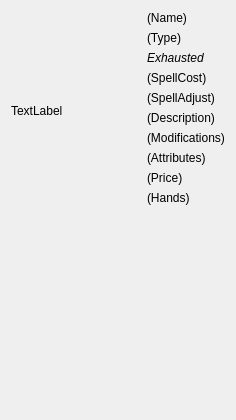
Before: the Qt Designer form arkhorclient/gui/gameobjectwidget.ui in kingnak/arkhor, drawn with Qt 5.
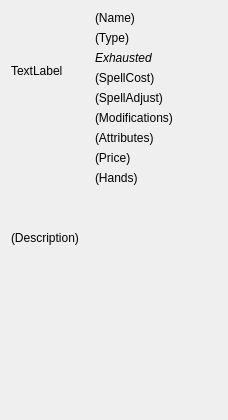
After: the same form once the commit is applied.

Commit message: Better layout for object info widget

```diff
--- a/arkhorclient/gui/gameobjectwidget.ui
+++ b/arkhorclient/gui/gameobjectwidget.ui
@@ -13,21 +13,23 @@
   <property name="windowTitle">
    <string>Form</string>
   </property>
-  <layout class="QHBoxLayout" name="horizontalLayout" stretch="0,1">
+  <layout class="QVBoxLayout" name="verticalLayout_3" stretch="0,0,1">
+   <item>
+    <layout class="QHBoxLayout" name="horizontalLayout">
    <item>
     <layout class="QVBoxLayout" name="verticalLayout_2">
      <item>
       <widget class="QLabel" name="lblImage">
        <property name="minimumSize">
         <size>
-         <width>130</width>
-         <height>200</height>
+           <width>78</width>
+           <height>120</height>
         </size>
        </property>
        <property name="maximumSize">
         <size>
-         <width>130</width>
-         <height>200</height>
+           <width>78</width>
+           <height>120</height>
         </size>
        </property>
        <property name="text">
@@ -39,7 +41,7 @@
       </widget>
      </item>
      <item>
-      <spacer name="verticalSpacer_2">
+        <spacer name="verticalSpacer_3">
        <property name="orientation">
         <enum>Qt::Vertical</enum>
        </property>
@@ -60,6 +62,9 @@
        <property name="text">
         <string>(Name)</string>
        </property>
+         <property name="wordWrap">
+          <bool>true</bool>
+         </property>
       </widget>
      </item>
      <item>
@@ -95,16 +100,6 @@
        </property>
       </widget>
      </item>
-     <item>
-      <widget class="QLabel" name="lblDesc">
-       <property name="text">
-        <string>(Description)</string>
-       </property>
-       <property name="wordWrap">
-        <bool>true</bool>
-       </property>
-      </widget>
-     </item>
      <item>
       <widget class="QLabel" name="lblModifications">
        <property name="text">
@@ -149,6 +144,34 @@
     </layout>
    </item>
   </layout>
+   </item>
+   <item>
+    <widget class="QLabel" name="lblDesc">
+     <property name="text">
+      <string>(Description)</string>
+     </property>
+     <property name="wordWrap">
+      <bool>true</bool>
+     </property>
+    </widget>
+   </item>
+   <item>
+    <spacer name="verticalSpacer_2">
+     <property name="orientation">
+      <enum>Qt::Vertical</enum>
+     </property>
+     <property name="sizeHint" stdset="0">
+      <size>
+       <width>127</width>
+       <height>159</height>
+      </size>
+     </property>
+    </spacer>
+   </item>
+  </layout>
+  <zorder>verticalSpacer_2</zorder>
+  <zorder>lblDesc</zorder>
+  <zorder>lblDesc</zorder>
  </widget>
  <resources/>
  <connections/>
```
Lines whose indentation alone changed are shown as unchanged. The commit also changes 1 other file.
